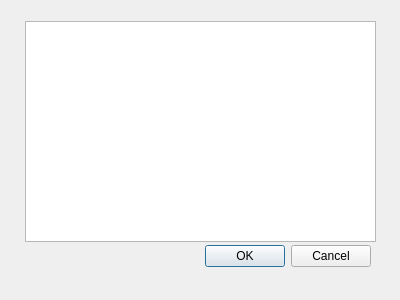
This is checktravelsdialog.ui in paddop/PAD_P5 as Qt 5 draws it before an edit. The edited form follows.
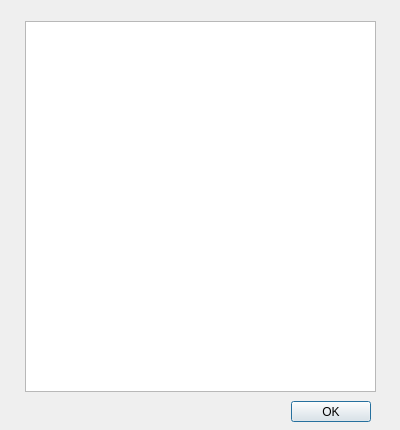
This is the edited form.

The edit to the form file:
```diff
--- a/checktravelsdialog.ui
+++ b/checktravelsdialog.ui
@@ -7,7 +7,7 @@
     <x>0</x>
     <y>0</y>
     <width>400</width>
-    <height>300</height>
+    <height>430</height>
    </rect>
   </property>
   <property name="windowTitle">
@@ -17,16 +17,16 @@
    <property name="geometry">
     <rect>
      <x>30</x>
-     <y>240</y>
+     <y>401</y>
      <width>341</width>
-     <height>32</height>
+     <height>21</height>
     </rect>
    </property>
    <property name="orientation">
     <enum>Qt::Horizontal</enum>
    </property>
    <property name="standardButtons">
-    <set>QDialogButtonBox::Cancel|QDialogButtonBox::Ok</set>
+    <set>QDialogButtonBox::Ok</set>
    </property>
   </widget>
   <widget class="QTableWidget" name="tableWidget">
@@ -35,7 +35,7 @@
      <x>25</x>
      <y>21</y>
      <width>351</width>
-     <height>221</height>
+     <height>371</height>
     </rect>
    </property>
   </widget>
```
